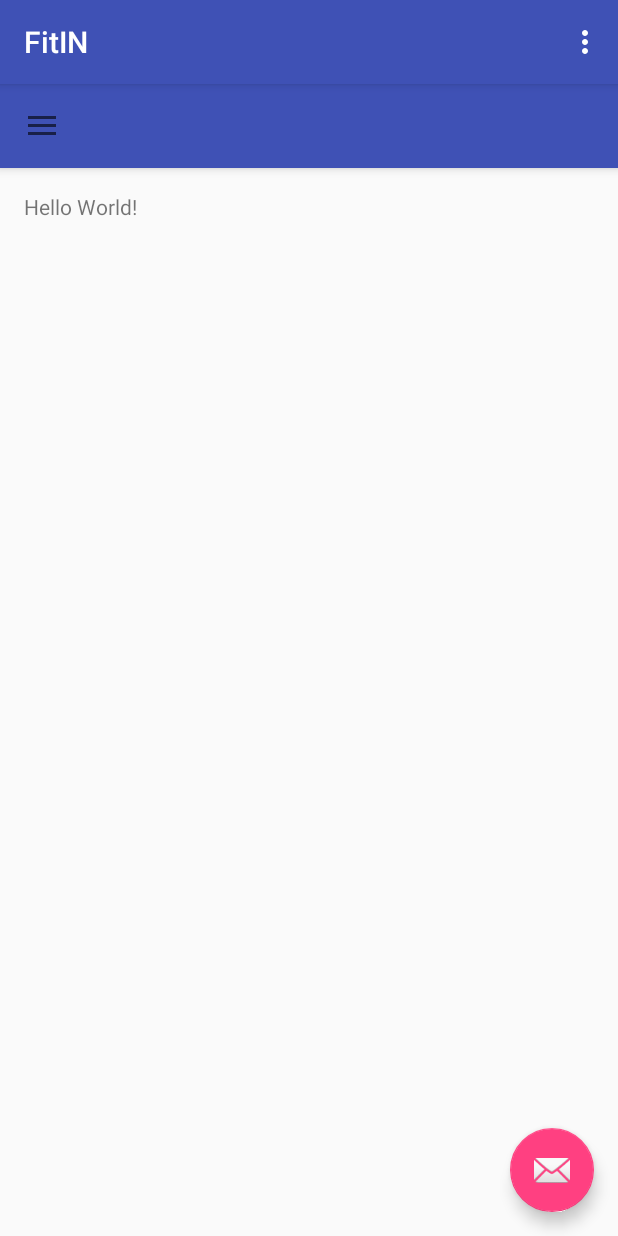
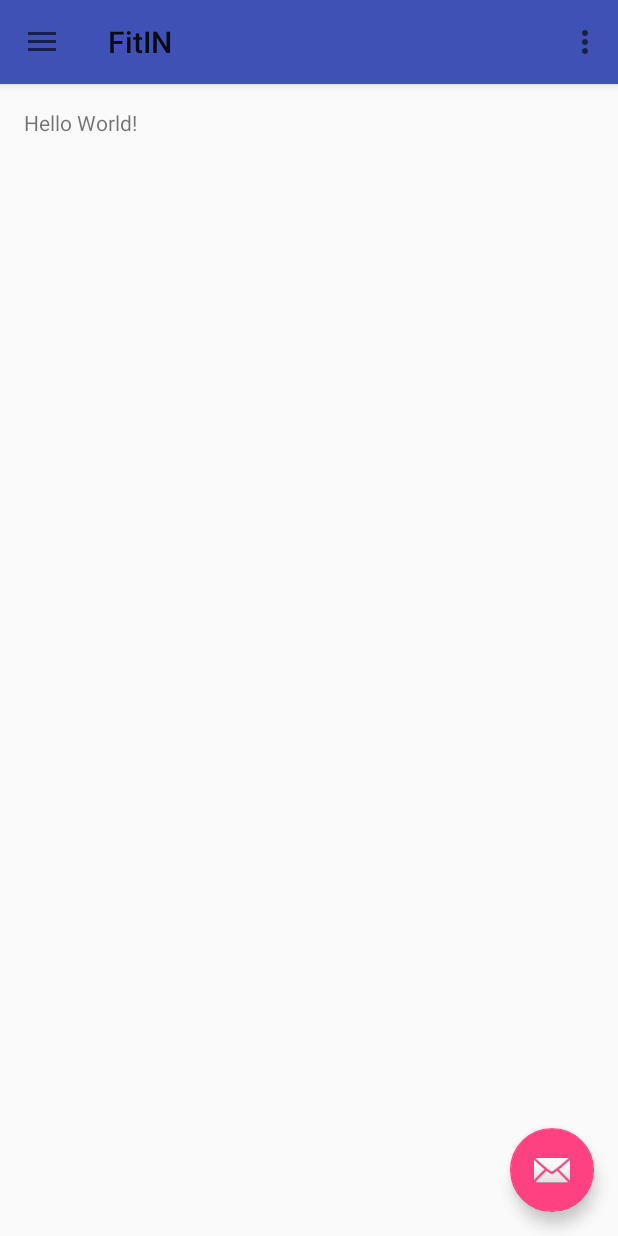
Before and after one commit to OndrejPontes/FitIN, an Android app: the screen it shows after launch (MainActivity), on a phone screen of 412 x 824 dp. Run offline under Robolectric (Android 15) with nearby library versions, the phone set to English and light mode, and no system bars.

Commit message:
Fixed toolber to be only one

```diff
--- a/app/src/main/java/com/pv239/fitin/MainActivity.java
+++ b/app/src/main/java/com/pv239/fitin/MainActivity.java
@@ -19,8 +19,7 @@ public class MainActivity extends AppCompatActivity
         super.onCreate(savedInstanceState);
         setContentView(R.layout.activity_main);
         Toolbar toolbar = (Toolbar) findViewById(R.id.toolbar);
-//        setSupportActionBar(toolbar);
-
+        setSupportActionBar(toolbar);
 
 //        startActivity(new Intent(MainActivity.this, TestRecyclerViewActivity.class));
 
--- a/app/src/main/res/values/styles.xml
+++ b/app/src/main/res/values/styles.xml
@@ -1,18 +1,13 @@
 <resources>
 
     <!-- Base application theme. -->
-    <style name="AppTheme" parent="Theme.AppCompat.Light.DarkActionBar">
+    <style name="AppTheme" parent="Theme.AppCompat.Light.NoActionBar">
         <!-- Customize your theme here. -->
         <item name="colorPrimary">@color/colorPrimary</item>
         <item name="colorPrimaryDark">@color/colorPrimaryDark</item>
         <item name="colorAccent">@color/colorAccent</item>
     </style>
 
-    <!--<style name="AppTheme.NoActionBar">-->
-        <!--<item name="windowActionBar">false</item>-->
-        <!--<item name="windowNoTitle">true</item>-->
-    <!--</style>-->
-
     <style name="AppTheme.AppBarOverlay" parent="ThemeOverlay.AppCompat.Dark.ActionBar" />
 
     <style name="AppTheme.PopupOverlay" parent="ThemeOverlay.AppCompat.Light" />
```
